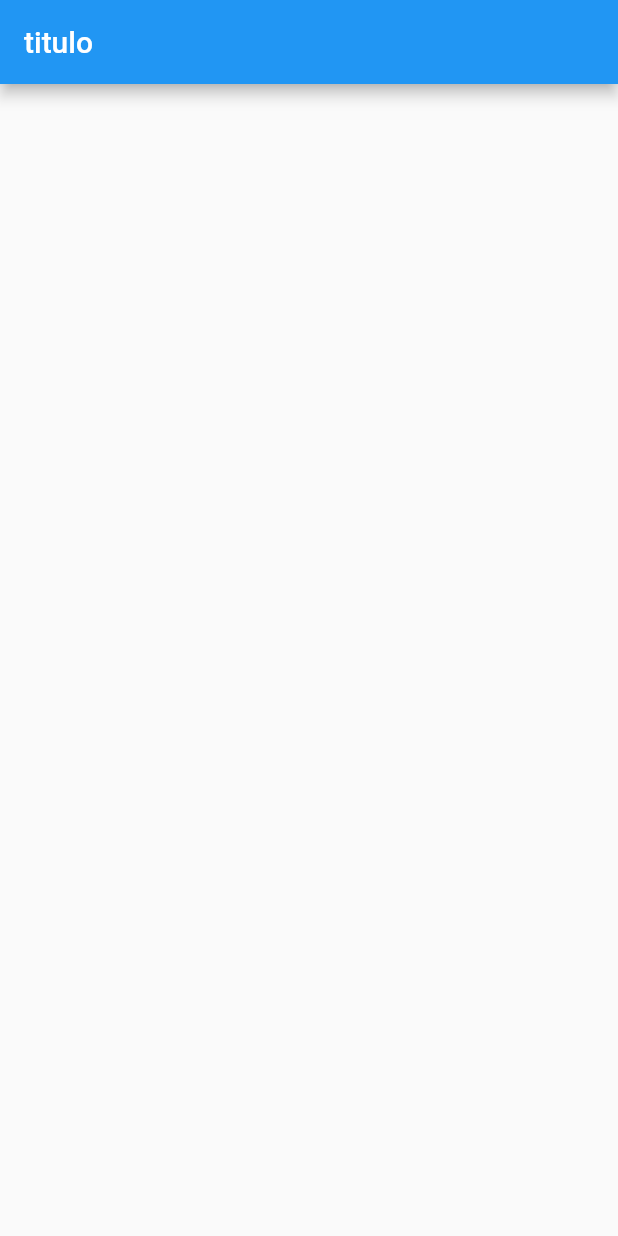
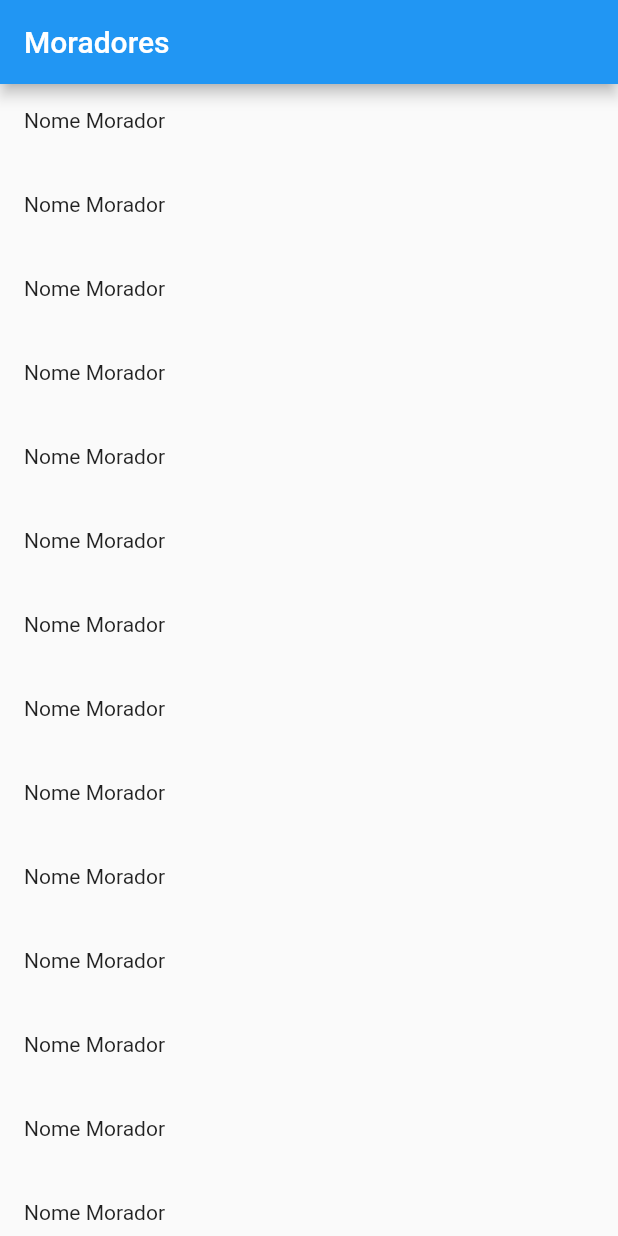
Before and after one commit to Leuow95/condominio, a Flutter app: the screen it shows after launch, on a phone screen of 412 x 824 dp. Run offline on Flutter 3.47's test engine with Material 2 defaults, Android fonts, the light colour scheme and no system bars; our stand-ins replace dio.

Commit message:
:lipstick::construction: implemented the page

```diff
--- a/lib/app/app_widget.dart
+++ b/lib/app/app_widget.dart
@@ -5,10 +5,17 @@ class AppWidget extends StatelessWidget {
 
   @override
   Widget build(BuildContext context) {
+    // final MoradorController moradorController;
+
     return MaterialApp(
         home: Scaffold(
       appBar: AppBar(
-        title: const Text("titulo"),
+        title: const Text("Moradores"),
+      ),
+      body: ListView.builder(
+        itemBuilder: (context, index) => const ListTile(
+          leading: Text("Nome Morador"),
+        ),
       ),
     ));
   }
```
